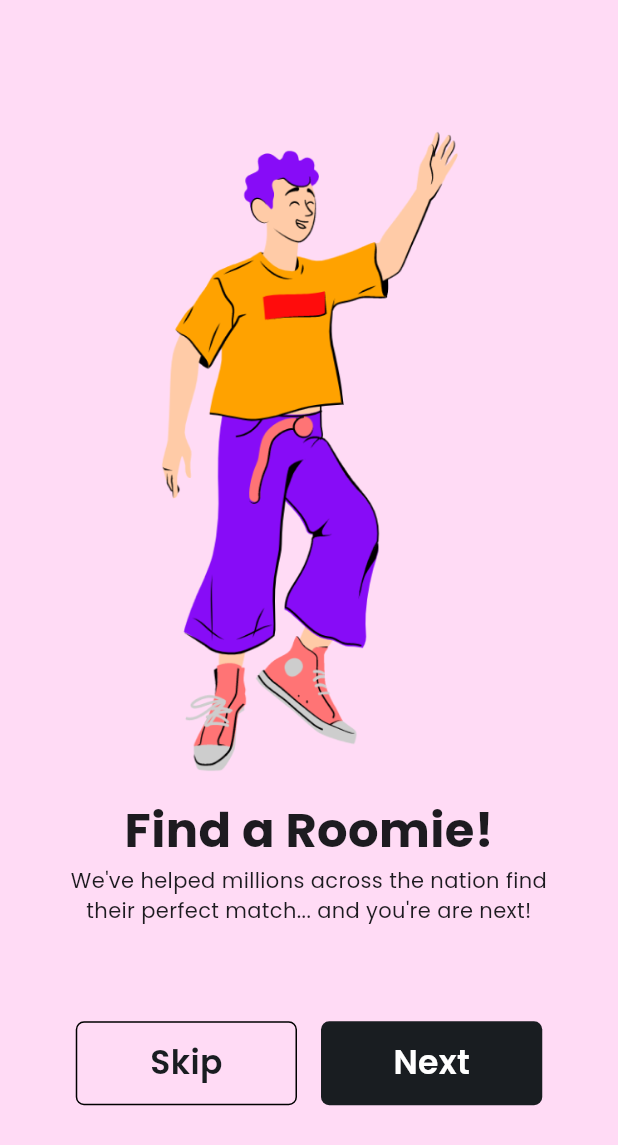
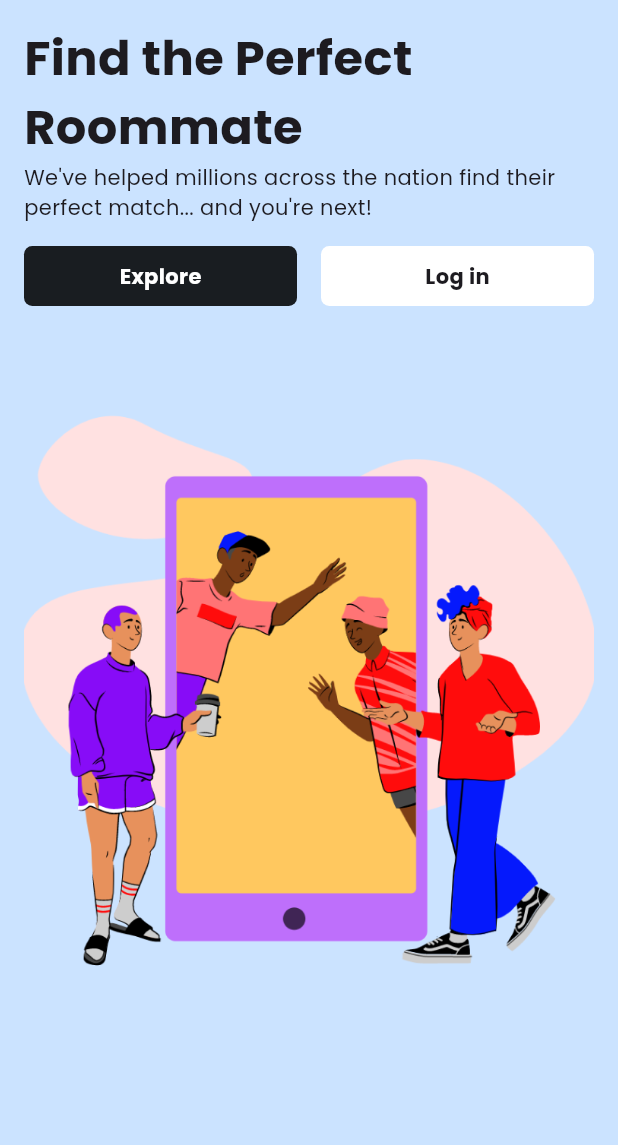
Before and after one commit to albae69/learn-slicing-flutter, a Flutter app: the screen it shows after launch, on a phone screen of 412 x 824 dp. Shown: the top 1145 px of the screen. Run offline on Flutter 3.47's test engine with Material 3 defaults, Android fonts, the phone set to English and light mode, and no system bars.

Commit message:
added: welcome page

```diff
--- a/lib/data/config/images.dart
+++ b/lib/data/config/images.dart
@@ -1,3 +1,4 @@
 class AssetImages {
   static const onboarding_1 = 'assets/images/onboarding_1.png';
+  static const welcome_1 = 'assets/images/welcome_1.png';
 }
--- a/lib/domain/models/onboarding.dart
+++ b/lib/domain/models/onboarding.dart
@@ -9,23 +9,9 @@ class Onboarding {
       required this.imagePath});
 }
 
-final List<Onboarding> listOnboarding = [
-  Onboarding(
-    title: 'Find a Roomie!',
-    description:
-        "We've helped millions across the nation find their perfect match... and you're are next!",
-    imagePath: "",
-  ),
-  Onboarding(
-    title: 'Your Roommate Finder',
-    description:
-        "Hey you, looking for a roommate? We've helped millions across the nation find their perfect match... and you're next!",
-    imagePath: "",
-  ),
-  Onboarding(
-    title: 'Find Your Match!',
-    description:
-        "We've helped millions across the nation find their\nperfect match... and you're next!",
-    imagePath: "",
-  ),
-];
+final Onboarding onboarding = Onboarding(
+  title: 'Find a Roomie!',
+  description:
+      "We've helped millions across the nation find their perfect match... and you're are next!",
+  imagePath: "",
+);
--- a/lib/main.dart
+++ b/lib/main.dart
@@ -1,4 +1,4 @@
-import 'package:booking_app/presentation/pages/onboarding.dart';
+import 'package:booking_app/presentation/pages/welcome.dart';
 import 'package:flutter/material.dart';
 
 void main() {
@@ -12,7 +12,7 @@ class MyApp extends StatelessWidget {
   Widget build(BuildContext context) {
     return MaterialApp(
       theme: ThemeData(fontFamily: 'Poppins'),
-      home: Scaffold(body: OnBoarding()),
+      home: Scaffold(body: Welcome()),
     );
   }
 }
--- a/lib/presentation/pages/onboarding.dart
+++ b/lib/presentation/pages/onboarding.dart
@@ -8,7 +8,7 @@ class OnBoarding extends StatelessWidget {
 
   @override
   Widget build(BuildContext context) {
-    final _listOnboarding = listOnboarding;
+    final _onboarding = onboarding;
 
     return Scaffold(
       backgroundColor: ThemeColor.accentPink,
@@ -32,11 +32,11 @@ class OnBoarding extends StatelessWidget {
                   child: Column(
                     children: [
                       Text(
-                        _listOnboarding[0].title,
+                        _onboarding.title,
                         style: ThemeTextStyle.h3,
                       ),
                       Text(
-                        _listOnboarding[0].description,
+                        _onboarding.description,
                         style: ThemeTextStyle.paragraph_md,
                         textAlign: TextAlign.center,
                       ),
@@ -44,22 +44,11 @@ class OnBoarding extends StatelessWidget {
                   ),
                 ),
                 const SizedBox(height: 64),
-                Row(
-                  mainAxisAlignment: MainAxisAlignment.center,
-                  crossAxisAlignment: CrossAxisAlignment.center,
-                  children: [
-                    Button(
-                      title: "Skip",
-                      onTap: () {},
-                      type: TypeButton.secondary,
-                    ),
-                    const SizedBox(width: 16),
-                    Button(
-                      title: "Next",
-                      onTap: () {},
-                    ),
-                  ],
-                )
+                Button(
+                  width: double.infinity,
+                  title: "Next",
+                  onTap: () {},
+                ),
               ],
             ),
           ),
--- /dev/null
+++ b/lib/presentation/pages/welcome.dart
@@ -0,0 +1,62 @@
+import 'package:booking_app/data/config/config.dart';
+import 'package:booking_app/presentation/widgets/button.dart';
+import 'package:flutter/material.dart';
+
+class Welcome extends StatelessWidget {
+  const Welcome({super.key});
+
+  @override
+  Widget build(BuildContext context) {
+    return Scaffold(
+      body: Container(
+        color: ThemeColor.accentBlue,
+        width: MediaQuery.of(context).size.width,
+        child: SafeArea(
+          child: Padding(
+            padding: EdgeInsets.all(16.0),
+            child: Column(
+              children: [
+                Text(
+                  "Find the Perfect Roommate",
+                  style: ThemeTextStyle.h3,
+                ),
+                Text(
+                  "We've helped millions across the nation find their perfect match... and you're next!",
+                  style: ThemeTextStyle.paragraph_md,
+                ),
+                const SizedBox(height: 16),
+                Row(
+                  mainAxisAlignment: MainAxisAlignment.start,
+                  children: [
+                    Expanded(
+                      child: Button(
+                        title: "Explore",
+                        onTap: () {},
+                        height: 40,
+                        textStyle: ThemeTextStyle.paragraph_md_bold
+                            .copyWith(color: ThemeColor.white),
+                      ),
+                    ),
+                    const SizedBox(width: 16),
+                    Expanded(
+                      child: Button(
+                        title: "Log in",
+                        onTap: () {},
+                        height: 40,
+                        type: TypeButton.secondary,
+                        textStyle: ThemeTextStyle.paragraph_md_bold,
+                        boxDecoration: BoxDecoration(color: ThemeColor.white),
+                      ),
+                    )
+                  ],
+                ),
+                const SizedBox(height: 32),
+                Image.asset(AssetImages.welcome_1),
+              ],
+            ),
+          ),
+        ),
+      ),
+    );
+  }
+}
--- a/lib/presentation/widgets/button.dart
+++ b/lib/presentation/widgets/button.dart
@@ -8,15 +8,20 @@ class Button extends StatelessWidget {
   final VoidCallback onTap;
   final bool? loading;
   final TypeButton? type;
+  final TextStyle? textStyle;
+  final BoxDecoration? boxDecoration;
 
-  const Button(
-      {super.key,
+  const Button({
+    super.key,
     required this.title,
     required this.onTap,
     this.loading,
+    this.textStyle,
     this.height = 56,
     this.width = 147.5,
-      this.type = TypeButton.primary});
+    this.type = TypeButton.primary,
+    this.boxDecoration,
+  });
 
   Widget primary(BuildContext context) {
     return InkWell(
@@ -24,14 +29,20 @@ class Button extends StatelessWidget {
       child: Container(
         height: height,
         width: width ?? double.infinity,
-        decoration: BoxDecoration(
+        decoration: boxDecoration != null
+            ? boxDecoration!.copyWith(
+                color: ThemeColor.black,
+                borderRadius: BorderRadius.circular(5.5),
+              )
+            : BoxDecoration(
                 color: ThemeColor.black,
                 borderRadius: BorderRadius.circular(5.5),
               ),
         child: Center(
           child: Text(
             title,
-            style: ThemeTextStyle.btn_lg.copyWith(color: ThemeColor.white),
+            style: textStyle ??
+                ThemeTextStyle.btn_lg.copyWith(color: ThemeColor.white),
           ),
         ),
       ),
@@ -44,14 +55,18 @@ class Button extends StatelessWidget {
       child: Container(
         height: height,
         width: width ?? double.infinity,
-        decoration: BoxDecoration(
-          border: Border.all(width: 1),
+        decoration: boxDecoration != null
+            ? boxDecoration!.copyWith(
+                borderRadius: BorderRadius.circular(5.5),
+              )
+            : BoxDecoration(
                 borderRadius: BorderRadius.circular(5.5),
               ),
         child: Center(
           child: Text(
             title,
-            style: ThemeTextStyle.btn_lg.copyWith(color: ThemeColor.black),
+            style: textStyle ??
+                ThemeTextStyle.btn_lg.copyWith(color: ThemeColor.black),
           ),
         ),
       ),
```
Also changed, not shown: assets/images/welcome_1.png (added). Lines whose indentation alone changed are shown as unchanged.
